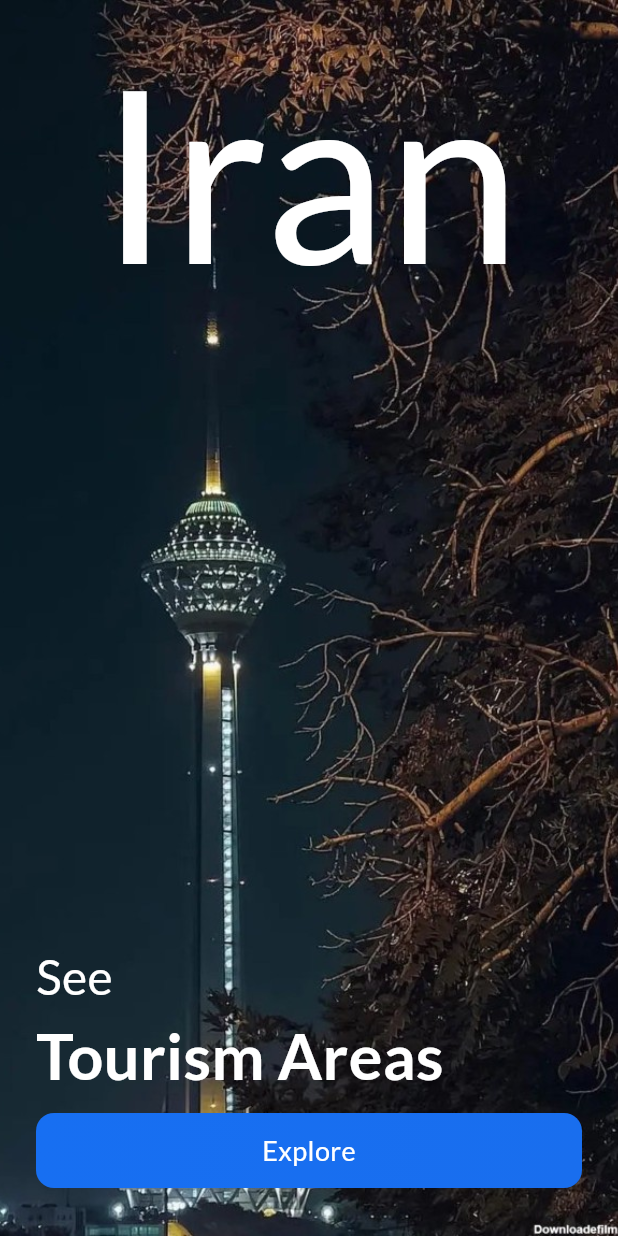
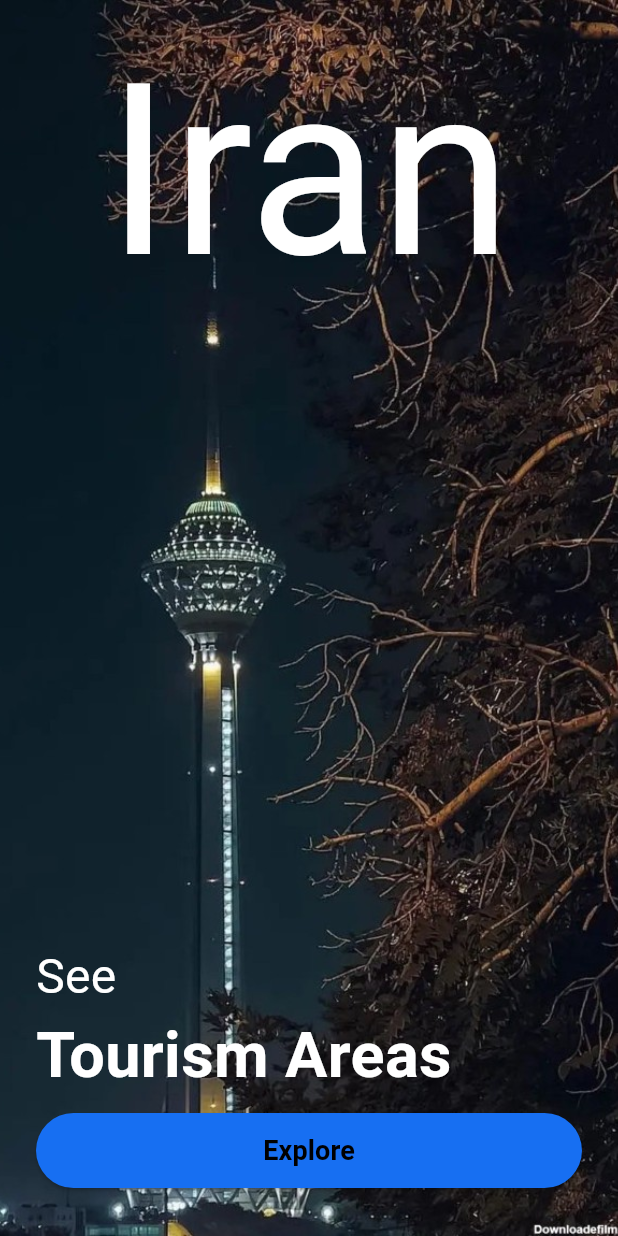
Before and after one commit to Hosein-Javadi/Travel-App, a Flutter app: the SplashScreen screen opened by its route, on a phone screen of 412 x 824 dp. Run offline on Flutter 3.47's test engine with Material 3 defaults, Android fonts, the phone set to English and light mode, and no system bars; our stand-ins replace animated_bottom_navigation_bar, bloc, carousel_slider, dio, email_validator, flutter_bloc and 4 more; missing offline and left inert: backendless_sdk; accounts and stored records are empty; network calls fail; Roboto replaces fonts that are missing (Lato_regular).

Commit message:
fixed text theme bugs

```diff
--- a/lib/screens/auth/signup.dart
+++ b/lib/screens/auth/signup.dart
@@ -50,14 +50,18 @@ class _AuthScreenState extends State<AuthScreen> {
 
   @override
   Widget build(BuildContext context) {
+    final String fontFamily =
+        Get.locale == Locale.fromSubtags(languageCode: 'fa')
+            ? 'Graphic'
+            : 'Lato_regular';
     return Theme(
       data: ThemeData(
         elevatedButtonTheme: ElevatedButtonThemeData(
           style: ButtonStyle(
             backgroundColor:
                 WidgetStatePropertyAll(Theme.of(context).colorScheme.surface),
-              foregroundColor: WidgetStatePropertyAll(
-                  Theme.of(context).colorScheme.onSurface),
+            foregroundColor:
+                WidgetStatePropertyAll(Theme.of(context).colorScheme.onSurface),
             shape: WidgetStatePropertyAll(
               RoundedRectangleBorder(
                 borderRadius: BorderRadius.circular(12),
@@ -66,9 +70,15 @@ class _AuthScreenState extends State<AuthScreen> {
           ),
         ),
         inputDecorationTheme: InputDecorationTheme(
+          labelStyle: TextStyle(
+            fontFamily: fontFamily,
+          ),
           border: InputBorder.none,
         ),
-          textTheme: TextTheme(bodyMedium: TextStyle(color: Colors.black))),
+        textTheme: TextTheme(
+          bodyMedium: TextStyle(color: Colors.black, fontFamily: fontFamily),
+        ),
+      ),
       child: Scaffold(
         body: BlocProvider(
           create: (context) {
--- a/lib/screens/home/home.dart
+++ b/lib/screens/home/home.dart
@@ -3,7 +3,6 @@ import 'package:aspen_explore_application/controllers/home/home_controller.dart'
 import 'package:aspen_explore_application/controllers/Theme/theme_controller.dart';
 import 'package:aspen_explore_application/controllers/translate/translate_controller.dart';
 import 'package:aspen_explore_application/data/common/common.dart';
-import 'package:aspen_explore_application/data/sources/local_database.dart';
 import 'package:aspen_explore_application/objects/Area.dart';
 import 'package:aspen_explore_application/screens/home/bloc/home_bloc.dart';
 import 'package:carousel_slider/carousel_slider.dart';
--- a/lib/screens/splash.dart
+++ b/lib/screens/splash.dart
@@ -46,10 +46,11 @@ class _SplashScreenState extends State<SplashScreen> {
       data: ThemeData(
         textTheme: TextTheme(
           bodyMedium: TextStyle(
-              color: Colors.white,
-              fontFamily: Get.locale == Locale.fromSubtags(languageCode: 'fa')
-                  ? 'Graphic'
-                  : 'lato'),
+            color: Colors.white,
+            fontFamily: Get.locale == Locale.fromSubtags(languageCode: 'fa')
+                ? 'Graphic'
+                : 'Lato_regular',
+          ),
         ),
       ),
       child: Scaffold(
@@ -110,7 +111,14 @@ class _SplashScreenState extends State<SplashScreen> {
                         child: Center(
                           child: Text(
                             'splashExplore'.tr,
-                            style: TextStyle(fontSize: 18),
+                            style: TextStyle(
+                              fontSize: 18,
+                              fontFamily: Get.locale ==
+                                      Locale.fromSubtags(languageCode: 'fa')
+                                  ? 'Graphic'
+                                  : 'Lato_regular',
+                              fontWeight: FontWeight.bold,
+                            ),
                           ),
                         ),
                       ),
@@ -139,24 +147,17 @@ class CustomButton extends StatelessWidget {
   final Widget child;
   @override
   Widget build(BuildContext context) {
-    return GestureDetector(
-      onTap: ontap,
-      child: Container(
-        width: Get.width,
-        // height: 45,
-        decoration: BoxDecoration(
-          borderRadius: BorderRadius.circular(12),
-          gradient: LinearGradient(
-            begin: Alignment.topLeft,
-            end: Alignment.bottomRight,
-            colors: [
-              themeData.colorScheme.primary,
-              themeData.colorScheme.primaryContainer
-            ],
-          ),
+    return ElevatedButton(
+      style: ButtonStyle(
+        backgroundColor: WidgetStatePropertyAll(
+          themeData.colorScheme.primary,
         ),
-        child: child,
+        foregroundColor: WidgetStatePropertyAll(
+          themeData.colorScheme.onSurface,
+        ),
       ),
+      onPressed: ontap,
+      child: child,
     );
   }
 }
```
Lines whose indentation alone changed are shown as unchanged.
